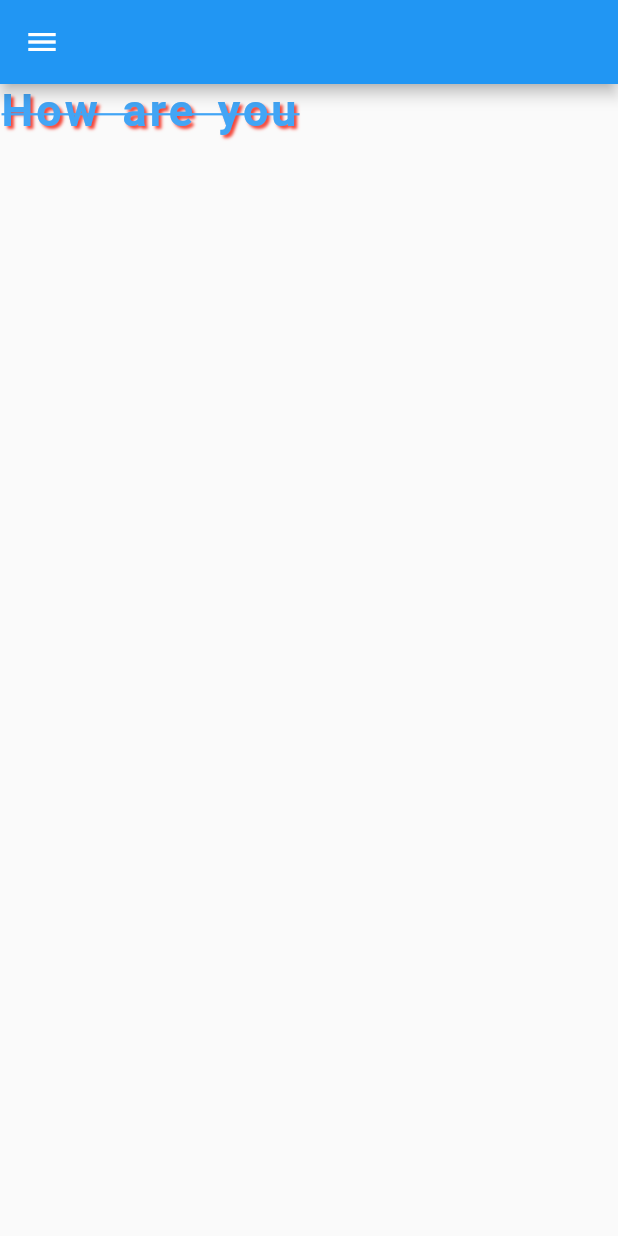
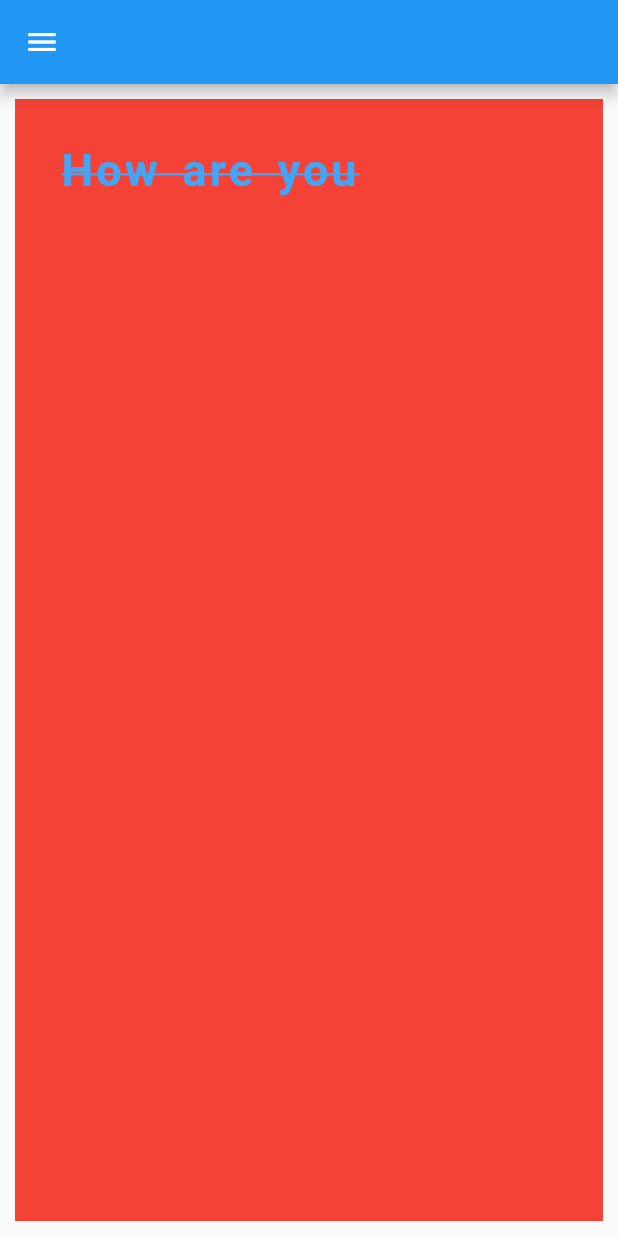
Before and after one commit to wejden7/Flutter_Tutorial, a Flutter app: the screen it shows after launch, on a phone screen of 412 x 824 dp. Run offline on Flutter 3.47's test engine with Material 2 defaults, Android fonts, the phone set to English and light mode, and no system bars.

Commit message:
Container padding margin color width height

```diff
--- a/lib/main.dart
+++ b/lib/main.dart
@@ -12,7 +12,13 @@ class MyApp extends StatelessWidget {
       home:Scaffold(
         appBar: AppBar(),
         drawer: Drawer(),
-        body: Text(
+        body:Container(
+          color:Colors.red,
+          width: double.infinity,
+          height: double.infinity,
+          margin: EdgeInsets.all(10),
+          padding: EdgeInsets.all(30),
+          child:Text(
           "How are you",
           style:TextStyle(//ctrl+esp
             fontSize: 30.0,
@@ -26,8 +32,8 @@ class MyApp extends StatelessWidget {
               Shadow(color: Colors.red,blurRadius:2.0, offset:Offset(2.0,2.0) )
             ]
           ) ,
-
         ),
+        )
       )
     );
   }
```
